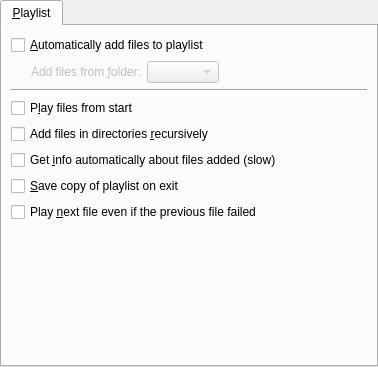
First picture: the form in src/prefplaylist.ui, repository smplayer-dev/smplayer, before the edit.
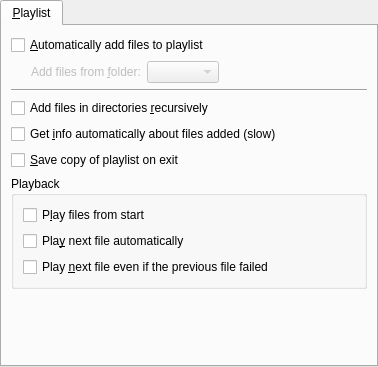
Second picture: the form after the edit.

Commit message: Add an option in preferences -> interface to play the next file automatically or not

Diff of the .ui file:
```diff
--- a/src/prefplaylist.ui
+++ b/src/prefplaylist.ui
@@ -97,13 +97,6 @@
          </property>
         </widget>
        </item>
-       <item>
-        <widget class="QCheckBox" name="play_from_start_check">
-         <property name="text">
-          <string>P&amp;lay files from start</string>
-         </property>
-        </widget>
-       </item>
        <item>
         <widget class="QCheckBox" name="recursive_check">
          <property name="text">
@@ -126,10 +119,33 @@
         </widget>
        </item>
        <item>
-        <widget class="QCheckBox" name="ignore_errors_check">
-         <property name="text">
-          <string>Play &amp;next file even if the previous file failed</string>
+        <widget class="QGroupBox" name="groupBox">
+         <property name="title">
+          <string>Playback</string>
          </property>
+         <layout class="QVBoxLayout" name="verticalLayout">
+          <item>
+           <widget class="QCheckBox" name="play_from_start_check">
+            <property name="text">
+             <string>P&amp;lay files from start</string>
+            </property>
+           </widget>
+          </item>
+          <item>
+           <widget class="QCheckBox" name="play_next_automatically_check">
+            <property name="text">
+             <string>Pla&amp;y next file automatically</string>
+            </property>
+           </widget>
+          </item>
+          <item>
+           <widget class="QCheckBox" name="ignore_errors_check">
+            <property name="text">
+             <string>Play &amp;next file even if the previous file failed</string>
+            </property>
+           </widget>
+          </item>
+         </layout>
         </widget>
        </item>
        <item>
```
Left out of the diff: 4 changed lines with no effect on the pictures. The commit also changes 3 other files.
